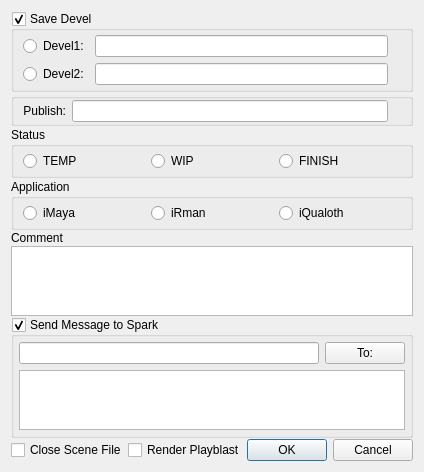
onetera/ip_ilsan, file components/addons/publishWindow/ui/Publish_Window_03.ui: the form before one commit.
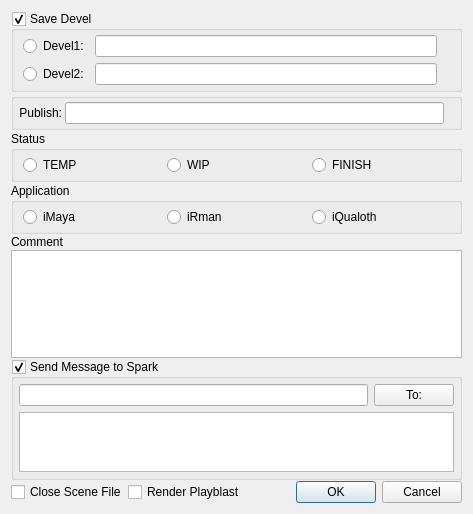
The form after the commit.

The edit to the form file:
```diff
--- a/components/addons/publishWindow/ui/Publish_Window_03.ui
+++ b/components/addons/publishWindow/ui/Publish_Window_03.ui
@@ -6,8 +6,8 @@
    <rect>
     <x>0</x>
     <y>0</y>
-    <width>407</width>
-    <height>426</height>
+    <width>473</width>
+    <height>514</height>
    </rect>
   </property>
   <property name="windowTitle">
@@ -84,16 +84,19 @@
      </property>
      <layout class="QGridLayout" name="gridLayout_6">
       <property name="leftMargin">
-       <number>9</number>
+       <number>5</number>
       </property>
       <property name="topMargin">
-       <number>1</number>
+       <number>3</number>
       </property>
       <property name="rightMargin">
-       <number>9</number>
+       <number>5</number>
       </property>
       <property name="bottomMargin">
-       <number>1</number>
+       <number>3</number>
+      </property>
+      <property name="spacing">
+       <number>3</number>
       </property>
       <item row="0" column="0">
        <widget class="QLabel" name="label_3">
@@ -210,7 +213,14 @@
     </widget>
    </item>
    <item>
-    <widget class="QTextEdit" name="commentTextEdit"/>
+    <widget class="QTextEdit" name="commentTextEdit">
+     <property name="sizePolicy">
+      <sizepolicy hsizetype="Preferred" vsizetype="Preferred">
+       <horstretch>0</horstretch>
+       <verstretch>0</verstretch>
+      </sizepolicy>
+     </property>
+    </widget>
    </item>
    <item>
     <widget class="QGroupBox" name="sendMsg_gbox">
```
